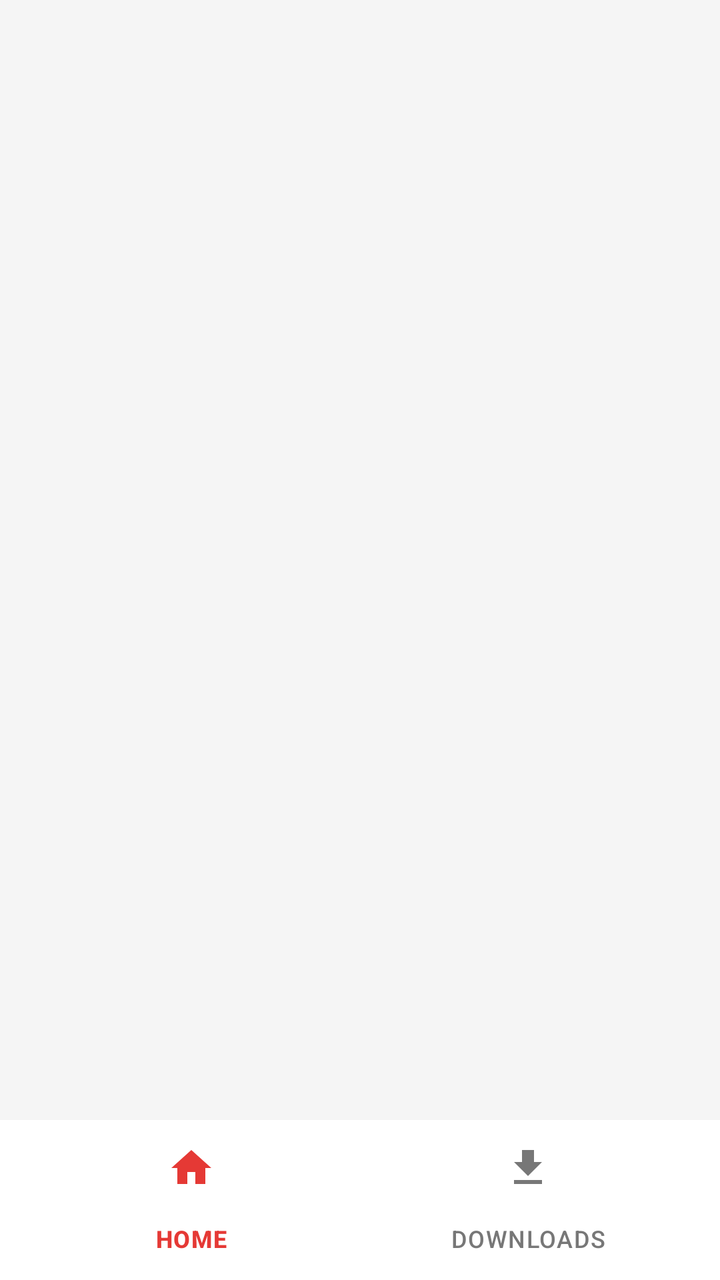
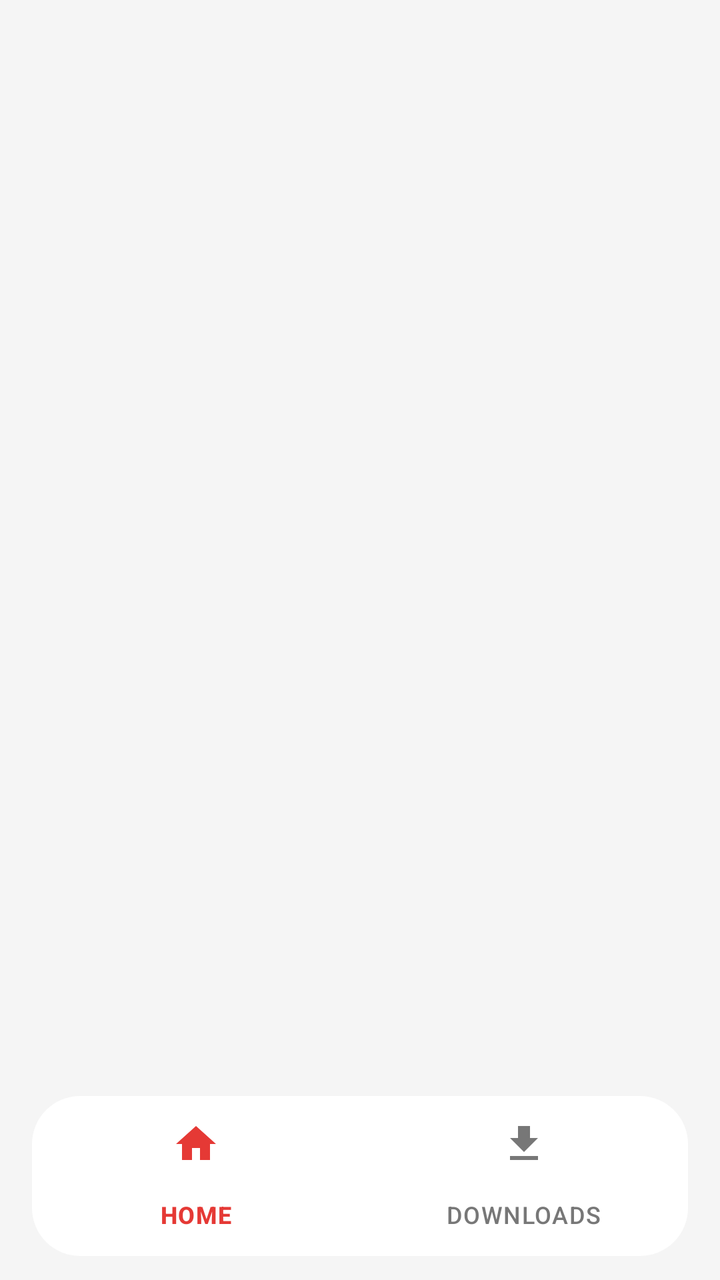

Compare the two renders of this Android layout. The source of the first and the diff that turns it into the second are given below.
<!-- AndroidManifest.xml: application theme Theme.PhoenixDownloader -->
<!-- res/layout/activity_main.xml -->
<?xml version="1.0" encoding="utf-8"?>
<LinearLayout xmlns:android="http://schemas.android.com/apk/res/android"
    xmlns:app="http://schemas.android.com/apk/res-auto"
    android:layout_width="match_parent"
    android:layout_height="match_parent"
    android:orientation="vertical"
    android:background="@color/bg">

    <FrameLayout
        android:id="@+id/nav_host"
        android:layout_width="match_parent"
        android:layout_height="0dp"
        android:layout_weight="1" />

    <com.google.android.material.bottomnavigation.BottomNavigationView
        android:id="@+id/bottom_nav"
        android:layout_width="match_parent"
        android:layout_height="wrap_content"
        android:background="@color/card"
        android:elevation="12dp"
        app:menu="@menu/bottom_nav_menu"
        app:itemIconTint="@color/nav_item_tint"
        app:itemTextColor="@color/nav_item_tint"
        app:labelVisibilityMode="labeled" />
</LinearLayout>
<!-- resources referenced by this layout -->
<resources>
  <color name="bg">#F5F5F5</color>
  <color name="card">#FFFFFF</color>
  <style name="Theme.PhoenixDownloader" parent="Theme.Material3.Light.NoActionBar">
          <item name="colorPrimary">@color/red_accent</item>
          <item name="colorPrimaryDark">@color/red_dark</item>
          <item name="colorAccent">@color/red_accent</item>
          <item name="android:windowBackground">@color/bg</item>
          <item name="android:statusBarColor">@color/bg</item>
          <item name="android:windowLightStatusBar">true</item>
      </style>
  <color name="red_accent">#E53935</color>
  <color name="red_dark">#C62828</color>
</resources>

<!-- the commit's change to res/layout/activity_main.xml (unified diff, before → after) -->
@@ -12,14 +12,23 @@
         android:layout_height="0dp"
         android:layout_weight="1" />
 
-    <com.google.android.material.bottomnavigation.BottomNavigationView
-        android:id="@+id/bottom_nav"
+    <FrameLayout
         android:layout_width="match_parent"
         android:layout_height="wrap_content"
-        android:background="@color/card"
-        android:elevation="12dp"
-        app:menu="@menu/bottom_nav_menu"
-        app:itemIconTint="@color/nav_item_tint"
-        app:itemTextColor="@color/nav_item_tint"
-        app:labelVisibilityMode="labeled" />
+        android:paddingStart="16dp"
+        android:paddingEnd="16dp"
+        android:paddingBottom="12dp"
+        android:background="@color/bg">
+
+        <com.google.android.material.bottomnavigation.BottomNavigationView
+            android:id="@+id/bottom_nav"
+            android:layout_width="match_parent"
+            android:layout_height="wrap_content"
+            android:background="@drawable/bg_bottom_nav"
+            android:elevation="12dp"
+            app:menu="@menu/bottom_nav_menu"
+            app:itemIconTint="@color/nav_item_tint"
+            app:itemTextColor="@color/nav_item_tint"
+            app:labelVisibilityMode="labeled" />
+    </FrameLayout>
 </LinearLayout>
<!-- resource entries referenced after the edit -->
@@ -1,6 +1,13 @@
 <!-- resources referenced by this layout -->
 <resources>
   <color name="bg">#F5F5F5</color>
+  <!-- drawable bg_bottom_nav (drawable) -->
+  <?xml version="1.0" encoding="utf-8"?>
+  <shape xmlns:android="http://schemas.android.com/apk/res/android"
+      android:shape="rectangle">
+      <corners android:radius="24dp" />
+      <solid android:color="@color/card" />
+  </shape>
   <color name="card">#FFFFFF</color>
   <style name="Theme.PhoenixDownloader" parent="Theme.Material3.Light.NoActionBar">
           <item name="colorPrimary">@color/red_accent</item>
